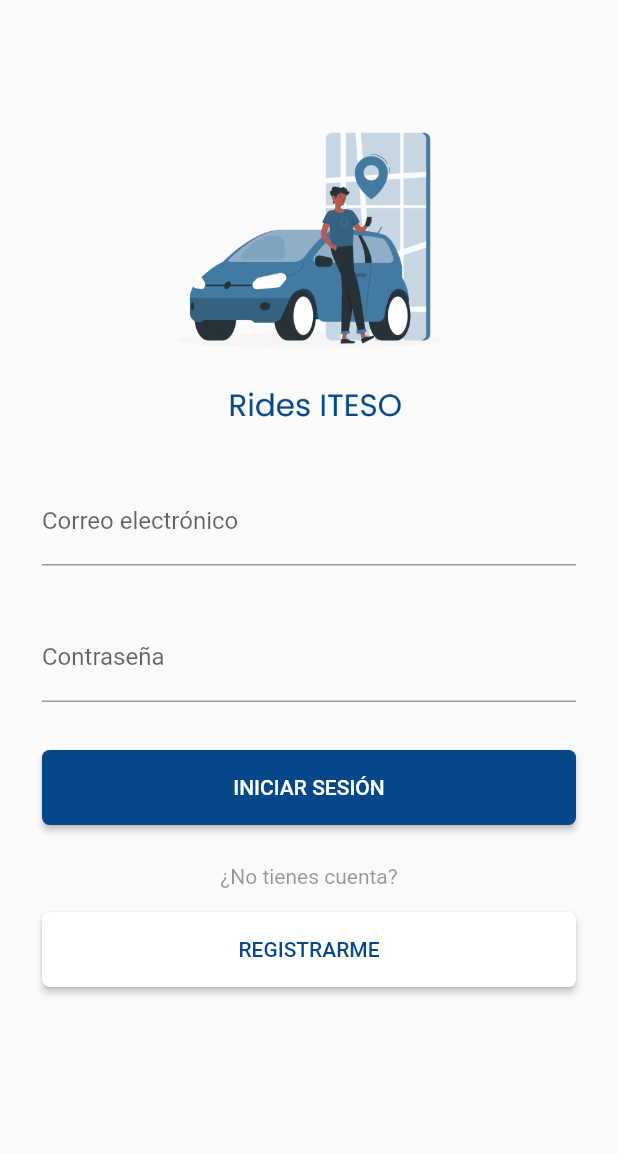
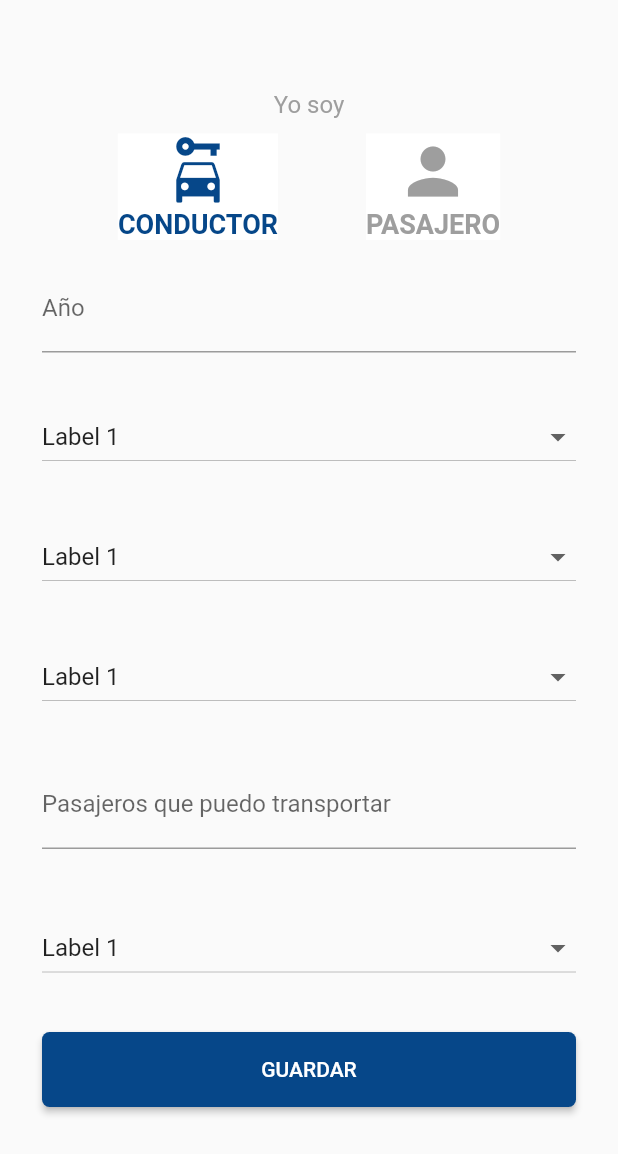
Before and after one commit to carlatalamantes/rides-iteso, a Flutter app: the LoginPage screen opened directly, after a tap on "INICIAR SESIÓN", on a phone screen of 412 x 824 dp. Shown: the top 1154 px of the screen. Run offline on Flutter 3.47's test engine with Material 2 defaults, Android fonts, the phone set to English and light mode, and no system bars.

Commit message:
pages reorganization

```diff
--- a/lib/components/base_Dropdown.dart
+++ b/lib/components/base_DropdownButton.dart
@@ -1,18 +1,19 @@
 import 'package:flutter/material.dart';
 
 // ignore: camel_case_types
-class base_Dropdown extends StatelessWidget {
-  base_Dropdown({
+class base_DropdownButton extends StatelessWidget {
+  base_DropdownButton({
     Key? key,
     required this.dropdownValue,
     required this.items,
-    this.labelText,
+    required this.labelText,
+    required this.selectedIndex,
   }) : super(key: key);
 
   String dropdownValue;
   final String? labelText;
   final List<Map<String, String>> items;
-  late int selectedIndex;
+  final int selectedIndex;
 
   @override
   Widget build(BuildContext context) {
@@ -23,10 +24,12 @@ class base_Dropdown extends StatelessWidget {
         isExpanded: true,
         value: dropdownValue,
         items: items
-            .map((e) => (DropdownMenuItem<String>(
-                  value: e['value'],
-                  child: Text(e['label']!),
-                )))
+            .map(
+              (e) => (DropdownMenuItem<String>(
+                value: e['value'],
+                child: Text(e['label']!),
+              )),
+            )
             .toList(),
         onChanged: (value) {
           dropdownValue = value.toString();
--- a/lib/login/loginPage.dart
+++ b/lib/login/loginPage.dart
@@ -1,6 +1,7 @@
 import 'package:flutter/material.dart';
 import 'package:rides_iteso/components/base_ElevatedButton.dart';
 import 'package:rides_iteso/components/base_TextFormField.dart';
+import 'package:rides_iteso/rides/ridesPage.dart';
 import 'package:rides_iteso/signup/signupPage.dart';
 
 class LoginPage extends StatefulWidget {
@@ -66,7 +67,12 @@ class _LoginPageState extends State<LoginPage> {
     );
   }
 
-  iniciarSessionButton(BuildContext context) {}
+  iniciarSessionButton(BuildContext context) {
+    Navigator.push(
+      context,
+      MaterialPageRoute(builder: (context) => RidesPage()),
+    );
+  }
 
   registrarmeButton(BuildContext context) {
     Navigator.push(
--- a/lib/main.dart
+++ b/lib/main.dart
@@ -1,6 +1,10 @@
 import 'package:flutter/material.dart';
 import 'package:rides_iteso/login/loginPage.dart';
+import 'package:rides_iteso/rides/pasajero_Pickup.dart';
 import 'package:rides_iteso/signup/signupPage.dart';
+import 'package:rides_iteso/test/testPage.dart';
+
+import 'pickupConductor/conductor_Pickup.dart';
 
 void main() => runApp(const MyApp());
 
@@ -9,6 +13,6 @@ class MyApp extends StatelessWidget {
 
   @override
   Widget build(BuildContext context) {
-    return MaterialApp(title: 'Material App', home: LoginPage());
+    return MaterialApp(title: 'Material App', home: ConductorPickupPage());
   }
 }
--- a/lib/signup/driver/conductor_Car.dart
+++ b/lib/rides/conductor_Car.dart
@@ -1,7 +1,7 @@
 import 'package:flutter/material.dart';
-import 'package:rides_iteso/components/base_Dropdown.dart';
+import 'package:rides_iteso/components/base_DropdownButton.dart';
 import 'package:rides_iteso/components/base_TextFormField.dart';
-import 'package:rides_iteso/signup/driver/conductor_Pickup.dart';
+import 'package:rides_iteso/pickupConductor/conductor_Pickup.dart';
 
 Widget ConductorCarPage(BuildContext context) {
   var anioTextController = TextEditingController();
@@ -31,20 +31,23 @@ Widget ConductorCarPage(BuildContext context) {
         nombreTextController: anioTextController,
         labelText: 'Año',
       ),
-      base_Dropdown(
+      base_DropdownButton(
         dropdownValue: marcaTextController,
         items: items,
         labelText: 'Marca',
+        selectedIndex: 0,
       ),
-      base_Dropdown(
+      base_DropdownButton(
         dropdownValue: modeloTextController,
         items: items,
         labelText: 'Modelo',
+        selectedIndex: 0,
       ),
-      base_Dropdown(
+      base_DropdownButton(
         dropdownValue: colorTextController,
         items: items,
         labelText: 'Color',
+        selectedIndex: 0,
       ),
       base_TextFormField(
         nombreTextController: pasajerosTextController,
@@ -53,10 +56,11 @@ Widget ConductorCarPage(BuildContext context) {
       const SizedBox(
         height: 10,
       ),
-      base_Dropdown(
+      base_DropdownButton(
         dropdownValue: colorTextController,
         items: items,
         labelText: 'Zonas de drop off',
+        selectedIndex: 0,
       ),
       Padding(
         padding: const EdgeInsets.symmetric(horizontal: 8, vertical: 16),
--- a/lib/signup/completeProfile.dart
+++ b/lib/rides/ridesPage.dart
@@ -1,15 +1,15 @@
 import 'package:flutter/material.dart';
-import 'package:rides_iteso/signup/driver/conductor_Car.dart';
-import 'package:rides_iteso/signup/passenger/pasajero_Pickup.dart';
+import 'package:rides_iteso/rides/conductor_Car.dart';
+import 'package:rides_iteso/rides/pasajero_Pickup.dart';
 
-class CompleteProfilePage extends StatefulWidget {
-  CompleteProfilePage({Key? key}) : super(key: key);
+class RidesPage extends StatefulWidget {
+  RidesPage({Key? key}) : super(key: key);
 
   @override
-  _CompleteProfilePageState createState() => _CompleteProfilePageState();
+  _RidesPageState createState() => _RidesPageState();
 }
 
-class _CompleteProfilePageState extends State<CompleteProfilePage> {
+class _RidesPageState extends State<RidesPage> {
   bool isDriver = true;
 
   @override
@@ -51,13 +51,15 @@ class _CompleteProfilePageState extends State<CompleteProfilePage> {
                                 : Colors.grey,
                             size: 50,
                           ), // <-- Icon
-                          Text("CONDUCTOR",
+                          Text(
+                            "CONDUCTOR",
                             style: TextStyle(
                                 color: isDriver
                                     ? const Color(0xFF064789)
                                     : Colors.grey,
                                 fontWeight: FontWeight.bold,
-                                  fontSize: 18)), // <-- Text
+                                fontSize: 18),
+                          ), // <-- Text
                         ],
                       ),
                     ),
@@ -78,13 +80,15 @@ class _CompleteProfilePageState extends State<CompleteProfilePage> {
                                 : const Color(0xFF064789),
                             size: 50,
                           ), // <-- Icon
-                          Text("PASAJERO",
+                          Text(
+                            "PASAJERO",
                             style: TextStyle(
                                 color: isDriver
                                     ? Colors.grey
                                     : const Color(0xFF064789),
                                 fontWeight: FontWeight.bold,
-                                  fontSize: 18)), // <-- Text
+                                fontSize: 18),
+                          ), // <-- Text
                         ],
                       ),
                     ),
```
Also changed, not shown: lib/pickupConductor/conductor_Pickup.dart (renamed from lib/signup/driver/conductor_Pickup.dart, +14 -8 lines), lib/signup/signupPage.dart (+9 -17 lines), lib/rides/pasajero_Pickup.dart (renamed from lib/signup/passenger/pasajero_Pickup.dart), 2 other files. Lines whose indentation alone changed are shown as unchanged.
